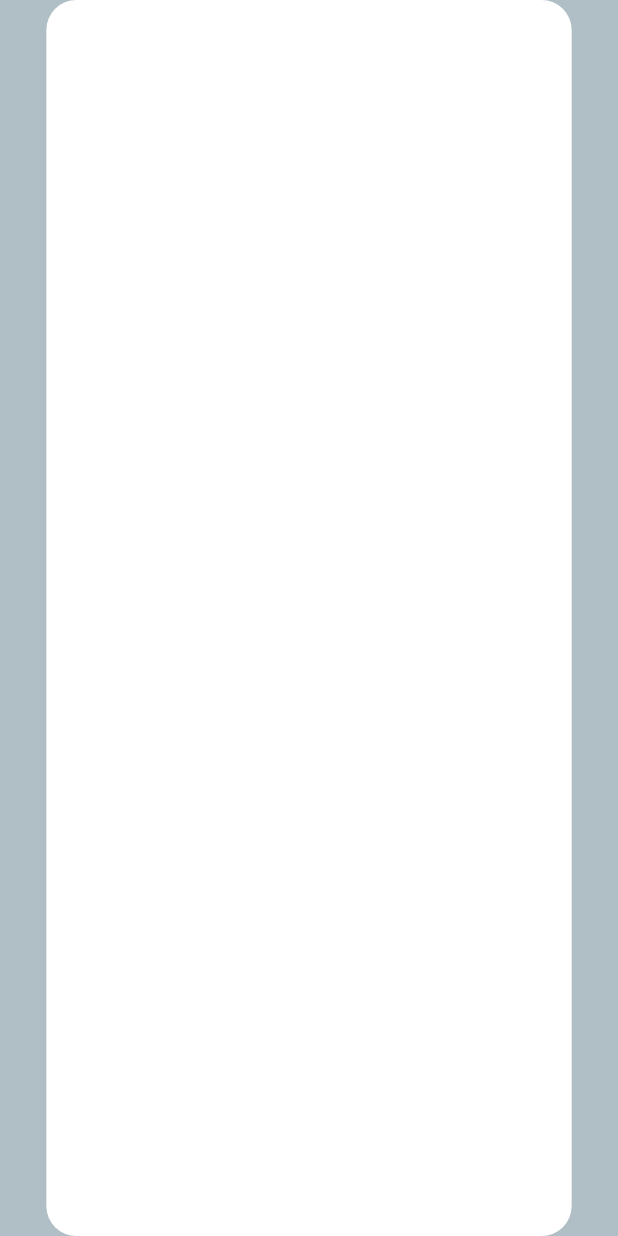
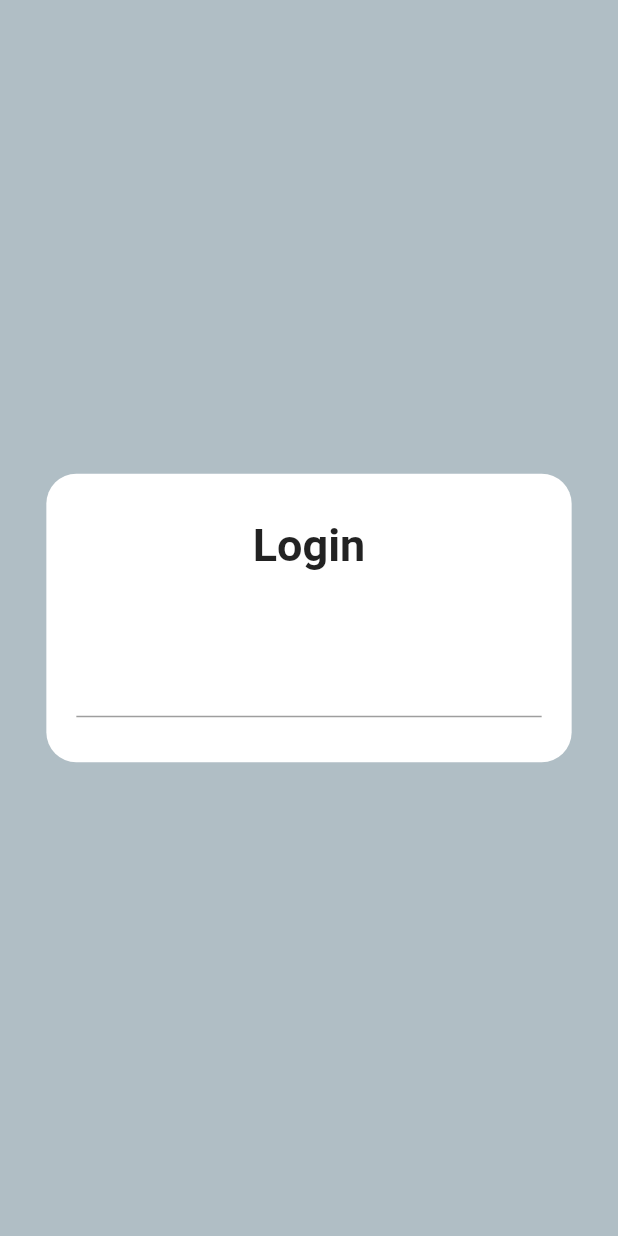
Before and after one commit to LukaDeBakker/MangaLu, a Flutter app: the screen it shows after launch, on a phone screen of 412 x 824 dp. Run offline on Flutter 3.47's test engine with Material 2 defaults, Android fonts, the phone set to English and light mode, and no system bars; our stand-ins replace dio.

Commit message:
✨ More UI and learning!

```diff
--- a/app/lib/screens/login_screen.dart
+++ b/app/lib/screens/login_screen.dart
@@ -1,5 +1,5 @@
 import 'dart:ui';
-
+import 'package:app/utils/validator.dart';
 import 'package:flutter/material.dart';
 
 class LoginScreen extends StatefulWidget {
@@ -11,6 +11,7 @@ class LoginScreen extends StatefulWidget {
 
 class _LoginScreenState extends State<LoginScreen> {
   final GlobalKey<FormState> _formKey = GlobalKey<FormState>();
+  final TextEditingController emailController = TextEditingController();
 
   @override
   Widget build(BuildContext context) {
@@ -33,6 +34,31 @@ class _LoginScreenState extends State<LoginScreen> {
                 decoration: BoxDecoration(
                     color: Colors.white,
                     borderRadius: BorderRadius.circular(20)),
+                child: SingleChildScrollView(
+                  child: Center(
+                      child: Column(
+                    crossAxisAlignment: CrossAxisAlignment.start,
+                    mainAxisAlignment: MainAxisAlignment.center,
+                    children: <Widget>[
+                      const Center(
+                        child: Text(
+                          "Login",
+                          style: TextStyle(
+                            fontSize: 30,
+                            fontWeight: FontWeight.bold,
+                          ),
+                        ),
+                      ),
+                      SizedBox(height: size.height * 0.06),
+                      TextFormField(
+                        controller: emailController,
+                        validator: (value) {
+                          return Validator.validateEmail(value ?? "");
+                        },
+                      )
+                    ],
+                  )),
+                ),
               ),
             ),
           ),
--- /dev/null
+++ b/app/lib/utils/validator.dart
@@ -0,0 +1,3 @@
+class Validator {
+  static String? validateEmail(String value) {}
+}
```
